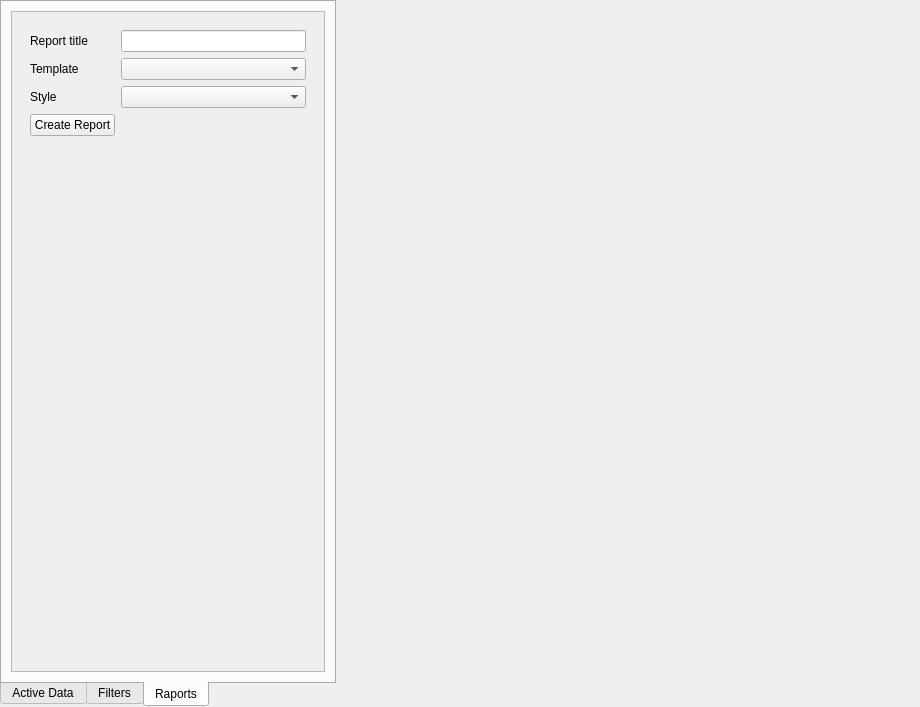
Old version of the form trunk/src/edr/src/imu_view/ui/AnalisisWidget.ui in the repository mk4me/hm-mde-one.
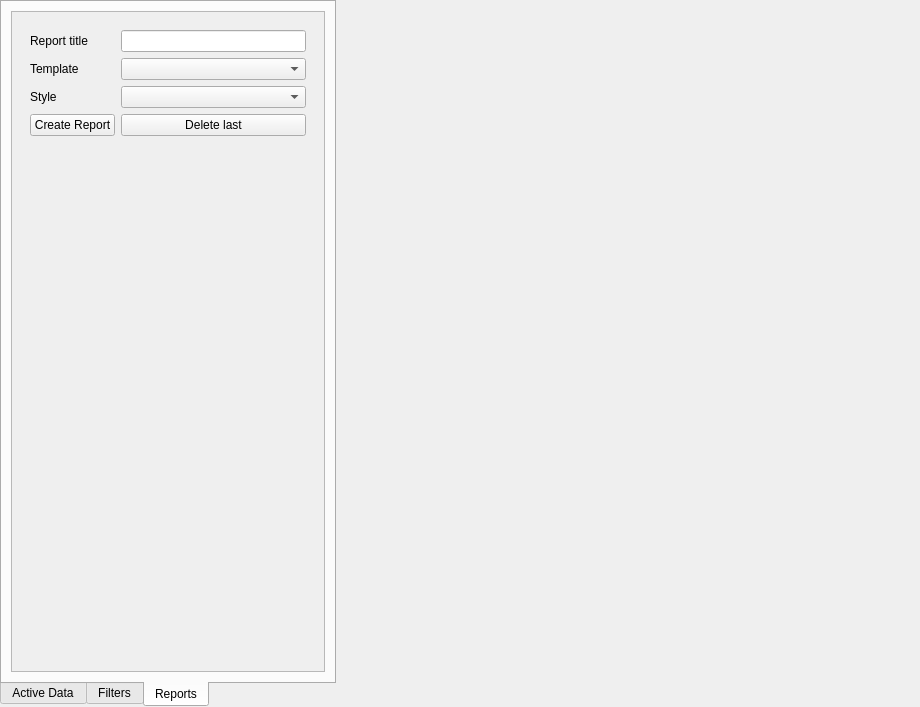
New version of the form. The open tabs and pages were chosen to show the change. Icons and pictures are not drawn.

Patch:
```diff
--- a/trunk/src/edr/src/imu_view/ui/AnalisisWidget.ui
+++ b/trunk/src/edr/src/imu_view/ui/AnalisisWidget.ui
@@ -372,7 +372,7 @@
            <normaloff>:/mde/icons/karta.png</normaloff>:/mde/icons/karta.png</iconset>
          </attribute>
          <attribute name="title">
-          <string>Raports</string>
+          <string>Reports</string>
          </attribute>
          <layout class="QVBoxLayout" name="verticalLayout_3">
           <item>
@@ -405,6 +405,9 @@
                  </sizepolicy>
                 </property>
                 <layout class="QFormLayout" name="formLayout">
+                 <property name="fieldGrowthPolicy">
+                  <enum>QFormLayout::AllNonFixedFieldsGrow</enum>
+                 </property>
                  <item row="0" column="0">
                   <widget class="QLabel" name="label_2">
                    <property name="text">
@@ -442,6 +445,13 @@
                    </property>
                   </widget>
                  </item>
+                 <item row="3" column="1">
+                  <widget class="QPushButton" name="deleteLastButton">
+                   <property name="text">
+                    <string>Delete last</string>
+                   </property>
+                  </widget>
+                 </item>
                 </layout>
                </widget>
               </item>
```
Left out of the diff: 6 changed lines with no effect on the pictures.
